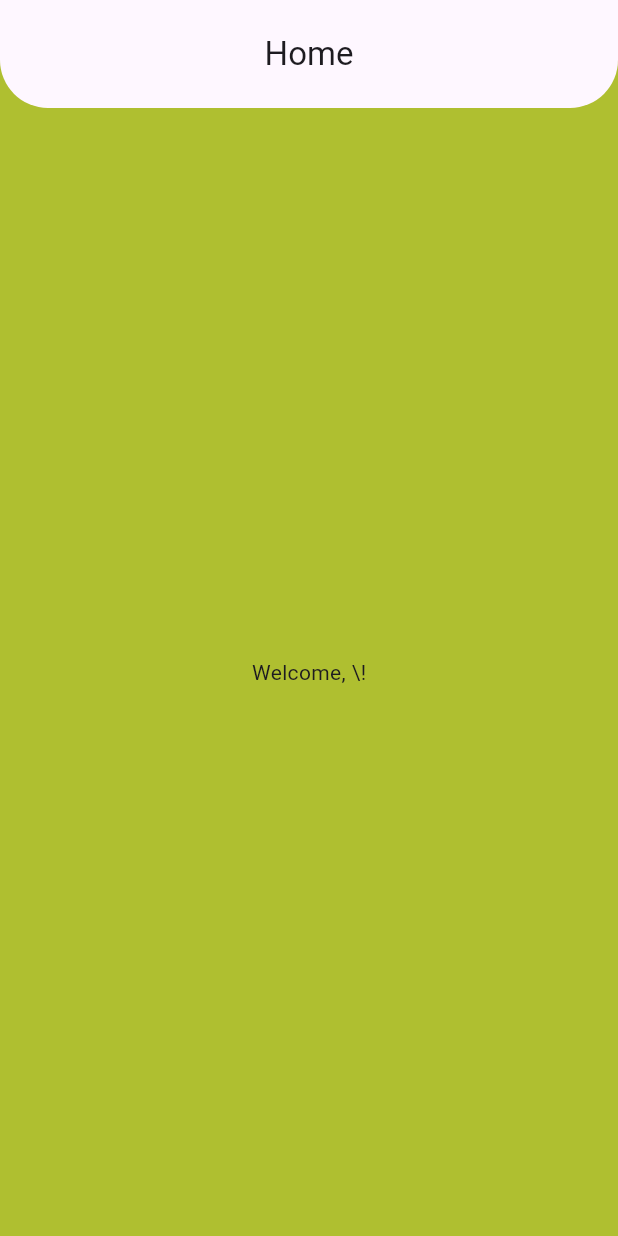
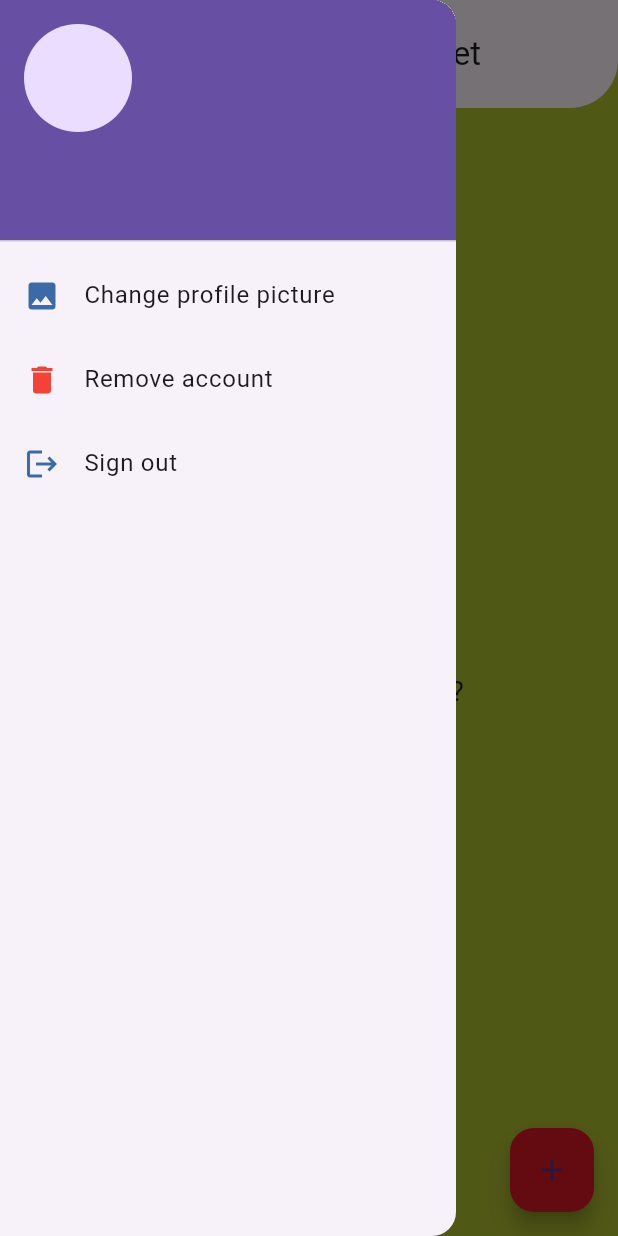
Before and after one commit to joeltonmats/flutter-listin, a Flutter app: the screen it shows once a user with an empty profile is signed in, with the side drawer open (before the commit the screen has no drawer), on a phone screen of 412 x 824 dp. Run offline on Flutter 3.47's test engine with Material 3 defaults, Android fonts, the phone set to English and light mode, and no system bars; our stand-ins replace cloud_firestore, firebase_auth, firebase_core; missing offline and left inert: firebase_app_check; accounts and stored records are empty; generated files the repository leaves out were written again.

Commit message:
feat(home): implement home screen

```diff
--- /dev/null
+++ b/lib/features/home/models/listin.dart
@@ -0,0 +1,12 @@
+class Listin {
+  String id;
+  String name;
+
+  Listin({required this.id, required this.name});
+
+  Listin.fromMap(Map<String, dynamic> map) : id = map["id"], name = map["name"];
+
+  Map<String, dynamic> toMap() {
+    return {"id": id, "name": name};
+  }
+}
--- /dev/null
+++ b/lib/features/home/screens/home_screen.dart
@@ -0,0 +1,226 @@
+import 'package:firebase_auth/firebase_auth.dart';
+import 'package:flutter/material.dart';
+import 'package:listin/features/authentication/services/auth_service.dart';
+import 'package:listin/features/authentication/widgets/confirmation.dart';
+import 'package:listin/features/home/models/listin.dart';
+import 'package:listin/features/home/services/listin_service.dart';
+import 'package:uuid/uuid.dart';
+
+class HomeScreen extends StatefulWidget {
+  final User user;
+  const HomeScreen({super.key, required this.user});
+
+  @override
+  State<HomeScreen> createState() => _HomeScreenState();
+}
+
+class _HomeScreenState extends State<HomeScreen> {
+  List<Listin> listListins = [];
+  ListinService listinService = ListinService();
+
+  @override
+  void initState() {
+    refresh();
+    super.initState();
+  }
+
+  @override
+  Widget build(BuildContext context) {
+    return Scaffold(
+      drawer: Drawer(
+        child: ListView(
+          children: [
+            UserAccountsDrawerHeader(
+              currentAccountPicture: CircleAvatar(
+                backgroundImage: (widget.user.photoURL != null)
+                    ? NetworkImage(widget.user.photoURL!)
+                    : null,
+              ),
+              accountName: Text(
+                (widget.user.displayName != null)
+                    ? widget.user.displayName!
+                    : "",
+              ),
+              accountEmail: Text(widget.user.email!),
+            ),
+            ListTile(
+              leading: const Icon(Icons.image),
+              title: const Text("Change profile picture"),
+              onTap: () {
+                // Navigator.push(
+                //   context,
+                //   MaterialPageRoute(
+                //     builder: (context) => const StorageScreen(),
+                //   ),
+                // );
+              },
+            ),
+            ListTile(
+              leading: const Icon(Icons.delete, color: Colors.red),
+              title: const Text("Remove account"),
+              onTap: () {
+                showPasswordConfirmationDialog(context: context, email: "");
+              },
+            ),
+            ListTile(
+              leading: const Icon(Icons.logout),
+              title: const Text("Sign out"),
+              onTap: () {
+                AuthService().signOut();
+              },
+            ),
+          ],
+        ),
+      ),
+      appBar: AppBar(title: const Text("Listin - Sharable Market")),
+      floatingActionButton: FloatingActionButton(
+        onPressed: () {
+          showFormModal();
+        },
+        child: const Icon(Icons.add),
+      ),
+      body: (listListins.isEmpty)
+          ? const Center(
+              child: Text(
+                "No lists yet.\nLet's create the first one?",
+                textAlign: TextAlign.center,
+                style: TextStyle(fontSize: 18),
+              ),
+            )
+          : RefreshIndicator(
+              onRefresh: () {
+                return refresh();
+              },
+              child: ListView(
+                children: List.generate(listListins.length, (index) {
+                  Listin model = listListins[index];
+                  return Dismissible(
+                    key: ValueKey<Listin>(model),
+                    direction: DismissDirection.endToStart,
+                    background: Container(
+                      color: Colors.red,
+                      alignment: Alignment.centerRight,
+                      padding: const EdgeInsets.only(right: 8.0),
+                      child: const Icon(Icons.delete, color: Colors.white),
+                    ),
+                    onDismissed: (direction) {
+                      remove(model);
+                    },
+                    child: ListTile(
+                      onTap: () {
+                        // Navigator.push(
+                        //   context,
+                        //   MaterialPageRoute(
+                        //     builder: (context) => ProdutoScreen(listin: model),
+                        //   ),
+                        // );
+                      },
+                      onLongPress: () {
+                        showFormModal(model: model);
+                      },
+                      leading: const Icon(Icons.list_alt_rounded),
+                      title: Text(model.name),
+                      // subtitle: Text(model.id),
+                    ),
+                  );
+                }),
+              ),
+            ),
+    );
+  }
+
+  showFormModal({Listin? model}) {
+    // Labels to be shown in the Modal
+    String labelTitle = "Add Listin";
+    String labelConfirmationButton = "Save";
+    String labelSkipButton = "Cancel";
+
+    // Controller for the field that will receive the Listin name
+    TextEditingController nameController = TextEditingController();
+
+    // If editing
+    if (model != null) {
+      labelTitle = "Editing ${model.name}";
+      nameController.text = model.name;
+    }
+
+    // Flutter function that shows the modal on the screen
+    showModalBottomSheet(
+      context: context,
+
+      // Set vertical borders to be rounded
+      shape: const RoundedRectangleBorder(
+        borderRadius: BorderRadius.vertical(top: Radius.circular(24)),
+      ),
+      builder: (context) {
+        return Container(
+          height: MediaQuery.of(context).size.height,
+          padding: const EdgeInsets.all(32.0),
+
+          // Form with Title, Field, and Buttons
+          child: ListView(
+            children: [
+              Text(
+                labelTitle,
+                style: Theme.of(context).textTheme.headlineSmall,
+              ),
+              TextFormField(
+                controller: nameController,
+                decoration: const InputDecoration(label: Text("Listin Name")),
+              ),
+              const SizedBox(height: 16),
+              Row(
+                mainAxisAlignment: MainAxisAlignment.end,
+                children: [
+                  TextButton(
+                    onPressed: () {
+                      Navigator.pop(context);
+                    },
+                    child: Text(labelSkipButton),
+                  ),
+                  const SizedBox(width: 16),
+                  ElevatedButton(
+                    onPressed: () {
+                      // Create a Listin object with the info
+                      Listin listin = Listin(
+                        id: const Uuid().v1(),
+                        name: nameController.text,
+                      );
+
+                      // Use id from model
+                      if (model != null) {
+                        listin.id = model.id;
+                      }
+
+                      // Save to Firestore
+                      listinService.addListin(listin: listin);
+
+                      // Update the list
+                      refresh();
+
+                      // Close the Modal
+                      Navigator.pop(context);
+                    },
+                    child: Text(labelConfirmationButton),
+                  ),
+                ],
+              ),
+            ],
+          ),
+        );
+      },
+    );
+  }
+
+  refresh() async {
+    List<Listin> listinsList = await listinService.readListins();
+    setState(() {
+      listListins = listinsList;
+    });
+  }
+
+  void remove(Listin model) async {
+    await listinService.removeListin(listinId: model.id);
+    refresh();
+  }
+}
--- /dev/null
+++ b/lib/features/home/services/listin_service.dart
@@ -0,0 +1,30 @@
+import 'package:cloud_firestore/cloud_firestore.dart';
+import 'package:firebase_auth/firebase_auth.dart';
+import 'package:listin/features/home/models/listin.dart';
+
+class ListinService {
+  String uid = FirebaseAuth.instance.currentUser!.uid;
+  FirebaseFirestore firestore = FirebaseFirestore.instance;
+
+  Future<void> addListin({required Listin listin}) async {
+    return firestore.collection(uid).doc(listin.id).set(listin.toMap());
+  }
+
+  Future<List<Listin>> readListins() async {
+    List<Listin> temp = [];
+
+    QuerySnapshot<Map<String, dynamic>> snapshot = await firestore
+        .collection(uid)
+        .get();
+
+    for (var doc in snapshot.docs) {
+      temp.add(Listin.fromMap(doc.data()));
+    }
+
+    return temp;
+  }
+
+  Future<void> removeListin({required String listinId}) async {
+    return firestore.collection(uid).doc(listinId).delete();
+  }
+}
--- a/lib/main.dart
+++ b/lib/main.dart
@@ -4,6 +4,7 @@ import 'package:firebase_core/firebase_core.dart';
 import 'package:flutter/material.dart';
 import 'package:listin/core/colors.dart';
 import 'package:listin/features/authentication/screens/auth_screen.dart';
+import 'package:listin/features/home/screens/home_screen.dart';
 import 'package:listin/firebase_options.dart';
 
 /*
@@ -75,16 +76,3 @@ class ScreenRouter extends StatelessWidget {
     );
   }
 }
-
-class HomeScreen extends StatelessWidget {
-  final User user;
-  const HomeScreen({super.key, required this.user});
-
-  @override
-  Widget build(BuildContext context) {
-    return Scaffold(
-      appBar: AppBar(title: const Text('Home')),
-      body: Center(child: Text('Welcome, \\${user.email ?? "User"}!')),
-    );
-  }
-}
--- a/pubspec.yaml
+++ b/pubspec.yaml
@@ -39,6 +39,7 @@ dependencies:
   firebase_storage: ^13.0.0
   firebase_auth: ^6.0.1
   firebase_app_check: ^0.4.0+1
+  uuid: ^4.5.1
 
 dev_dependencies:
   flutter_test:
```
Also changed, not shown: lib/features/authentication/widgets/confirmation.dart (added, +47 -0 lines).
